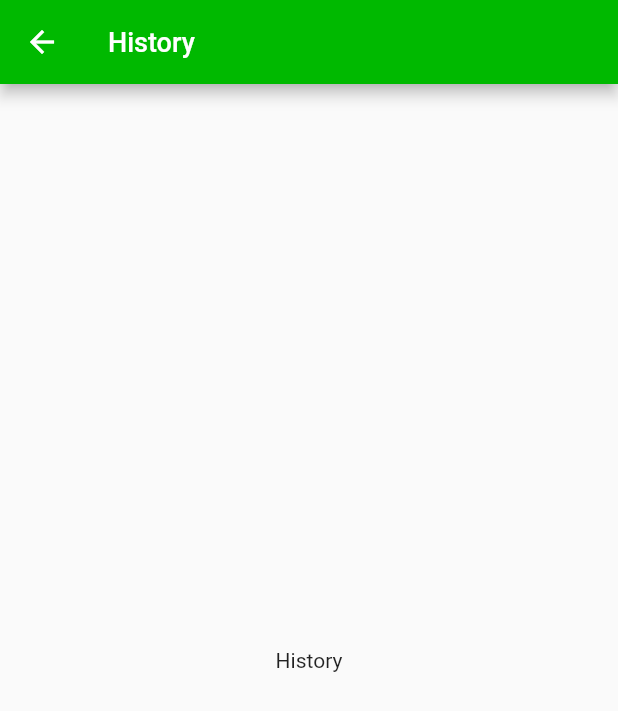
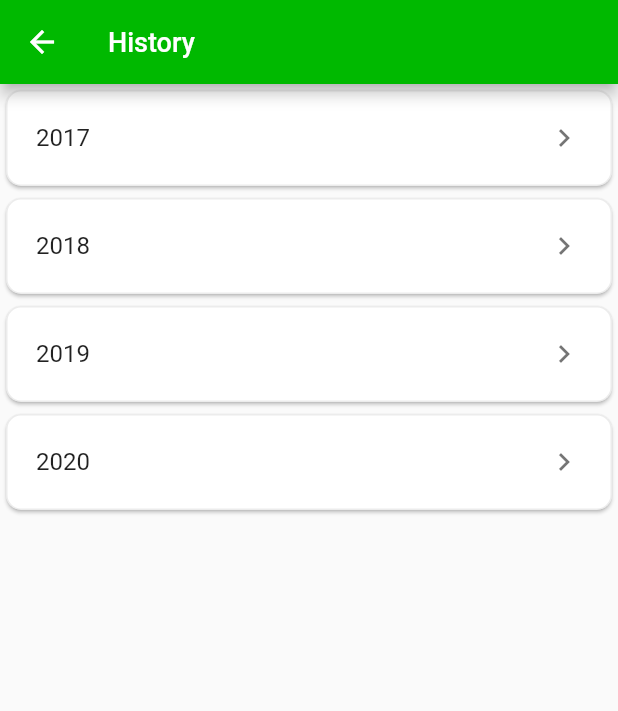
Before and after one commit to thingaha/thingaha-mobile, a Flutter app: the History screen opened directly, on a phone screen of 412 x 824 dp. Shown: the top 711 px of the screen. Run offline on Flutter 3.47's test engine with Material 2 defaults, Android fonts, the phone set to English and light mode, and no system bars; our stand-ins replace carousel_slider, google_fonts.

Commit message:
added History UI

```diff
--- a/thingaha/lib/screen/history.dart
+++ b/thingaha/lib/screen/history.dart
@@ -1,6 +1,11 @@
 import 'package:flutter/material.dart';
+import 'package:thingaha/helper/custom_cardview.dart';
 import 'package:thingaha/helper/reusable_widget.dart';
+import 'package:thingaha/screen/student_per_year.dart';
 import 'package:thingaha/util/string_constants.dart';
+
+//TODO: Get data from API
+List<String> years = ["2017", "2018", "2019", "2020"];
 
 class History extends StatefulWidget {
   @override
@@ -12,10 +17,31 @@ class _HistoryState extends State<History> {
   Widget build(BuildContext context) {
     return Scaffold(
       appBar: ReusableWidgets.getAppBar(txt_history),
-      body: Center(
-        child: Text(txt_history),
-      ),
+      body: ListView.builder(
+          itemCount: years.length,
+          itemBuilder: (context, index) {
+            return _buildYearWidget(years[index]);
+          }
+      )
     );
   }
 
+  Widget _buildYearWidget(year) {
+    return CustomCardView(
+      onPress: () {
+        Navigator.push(context, MaterialPageRoute(builder: (context) => StudentPerYear()));
+      },
+      cardView: Container(
+        padding: EdgeInsets.all(20.0),
+        child: Row(
+          children: [
+            Text(year, style: TextStyle(fontSize: 16.0)),
+            new Spacer(),
+            Icon(Icons.navigate_next, color: Colors.black54)
+          ],
+        ),
+      ),
+    )
+    ;
+  }
 }
```
